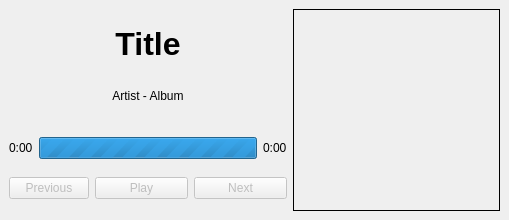
This is pythonCompanion.ui in evallower/pythonCompanion as Qt 5 draws it before an edit. The edited form follows.
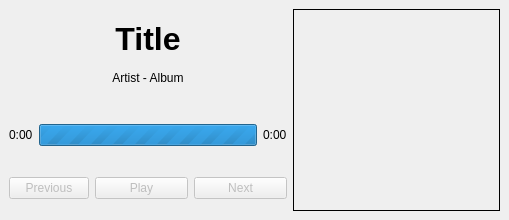
This is the edited form.

Commit message: word wrap

Diff of the .ui file:
```diff
--- a/pythonCompanion.ui
+++ b/pythonCompanion.ui
@@ -41,6 +41,8 @@
          <number>12</number>
         </property>
         <item>
+         <layout class="QVBoxLayout" name="verticalLayout_2">
+          <item>
          <widget class="QLabel" name="titleLabel">
           <property name="sizePolicy">
            <sizepolicy hsizetype="Preferred" vsizetype="Preferred">
@@ -62,6 +64,9 @@
           <property name="alignment">
            <set>Qt::AlignCenter</set>
           </property>
+            <property name="wordWrap">
+             <bool>true</bool>
+            </property>
          </widget>
         </item>
         <item>
@@ -75,16 +80,24 @@
           <property name="sizeIncrement">
            <size>
             <width>0</width>
-            <height>1</height>
-           </size>
-          </property>
+              <height>0</height>
+             </size>
+            </property>
+            <property name="frameShape">
+             <enum>QFrame::NoFrame</enum>
+            </property>
           <property name="text">
            <string>Artist - Album</string>
           </property>
           <property name="alignment">
            <set>Qt::AlignCenter</set>
           </property>
-         </widget>
+            <property name="wordWrap">
+             <bool>true</bool>
+            </property>
+           </widget>
+          </item>
+         </layout>
         </item>
         <item>
          <layout class="QHBoxLayout" name="horizontalLayout_2">
```
Left out of the diff: 6 changed lines with no effect on the pictures. Lines whose indentation alone changed are shown as unchanged. The commit also changes 2 other files.
